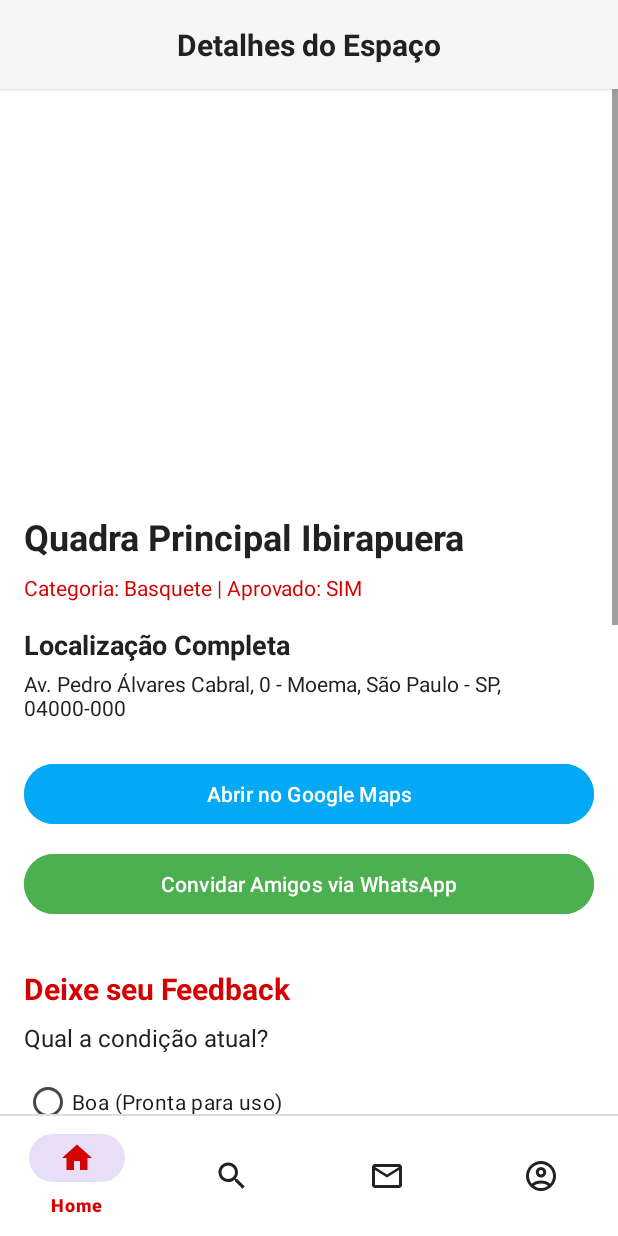
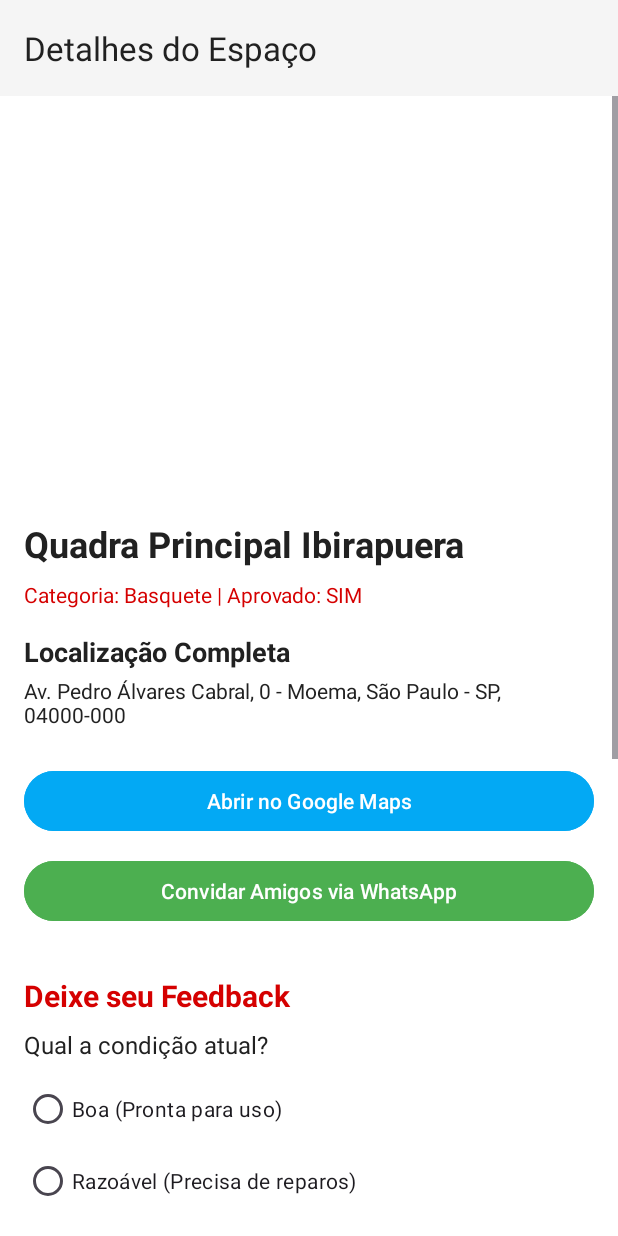
Before and after one commit to pedro-magro/PI-Sampa-Play, an Android app: the layout activity_item_detalhe.xml on its own in the app's theme, with its tools: preview values and no code run, on a phone screen of 412 x 824 dp. Run offline under Robolectric (Android 15) with nearby library versions, the phone set to English and light mode, and no system bars.

Commit message:
fix: verificação antes de iniciar uma intent para outro aplicativo, toolbar nas telas secundarias ao inves de menu.

```diff
--- a/app/src/main/res/layout/activity_item_detalhe.xml
+++ b/app/src/main/res/layout/activity_item_detalhe.xml
@@ -8,29 +8,24 @@
     android:background="@android:color/white"
     tools:context=".ItemDetalheActivity">
 
-    <TextView
-        android:id="@+id/tvTituloHome"
-        android:layout_width="0dp"
-        android:layout_height="wrap_content"
-        android:text="Detalhes do Espaço"
-        android:textSize="20sp"
-        android:textStyle="bold"
-        android:textColor="#212121"
-        android:padding="16dp"
+    <androidx.appcompat.widget.Toolbar
+        android:id="@+id/toolbarDetalhe"
+        android:layout_width="match_parent"
+        android:layout_height="?attr/actionBarSize"
         android:background="#F5F5F5"
+        android:elevation="4dp"
+        app:title="Detalhes do Espaço"
+        app:titleTextColor="#212121"
         app:layout_constraintTop_toTopOf="parent"
         app:layout_constraintStart_toStartOf="parent"
-        app:layout_constraintEnd_toEndOf="parent"
-        android:gravity="center"
-        android:elevation="2dp"
-        android:contentDescription="Titulo da Tela de detalhes"/>
+        app:layout_constraintEnd_toEndOf="parent" />
 
     <ScrollView
         android:id="@+id/scrollView"
         android:layout_width="match_parent"
         android:layout_height="0dp"
-        app:layout_constraintTop_toBottomOf="@id/tvTituloHome"
-        app:layout_constraintBottom_toTopOf="@+id/separator_line"
+        app:layout_constraintTop_toBottomOf="@id/toolbarDetalhe"
+        app:layout_constraintBottom_toBottomOf="parent"
         app:layout_constraintStart_toStartOf="parent"
         app:layout_constraintEnd_toEndOf="parent">
 
@@ -178,42 +173,4 @@
 
         </LinearLayout>
     </ScrollView>
-
-    <View
-        android:id="@+id/separator_line"
-        android:layout_width="0dp"
-        android:layout_height="1dp"
-        android:background="#DDDDDD"
-        app:layout_constraintBottom_toTopOf="@+id/bottom_navigation"
-        app:layout_constraintStart_toStartOf="parent"
-        app:layout_constraintEnd_toEndOf="parent"/>
-
-    <com.google.android.material.bottomnavigation.BottomNavigationView
-        android:id="@+id/bottom_navigation"
-        android:layout_width="match_parent"
-        android:layout_height="wrap_content"
-        app:layout_constraintBottom_toBottomOf="parent"
-        app:layout_constraintStart_toStartOf="parent"
-        app:layout_constraintEnd_toEndOf="parent"
-        app:menu="@menu/bottom_nav_menu"
-        android:background="@android:color/white"
-        app:itemIconTint="#212121"
-        app:itemTextColor="#D50000"
-        android:elevation="8dp"/>
-
-    <com.google.android.material.bottomnavigation.BottomNavigationView
-        android:id="@+id/bottom_navigation"
-        android:layout_width="match_parent"
-        android:layout_height="wrap_content"
-        app:layout_constraintBottom_toBottomOf="parent"
-        app:layout_constraintStart_toStartOf="parent"
-        app:layout_constraintEnd_toEndOf="parent"
-
-        app:menu="@menu/bottom_nav_menu"
-        android:background="@android:color/white"
-
-        app:itemIconTint="@color/bottom_nav_selector"
-        app:itemTextColor="@color/bottom_nav_selector"
-        android:elevation="8dp"/>
-
 </androidx.constraintlayout.widget.ConstraintLayout>
```
Also changed, not shown: app/src/main/java/com/example/myapplication/EditarEspacoActivity.kt (+10 -0 lines), app/src/main/java/com/example/myapplication/IncluirEspacoActivity.kt (+11 -0 lines), app/src/main/java/com/example/myapplication/ItemDetalheActivity.kt (+27 -5 lines), app/src/main/res/layout/activity_editar_espaco.xml (+12 -1 lines), app/src/main/res/layout/activity_incluir_espaco.xml (+12 -1 lines).
